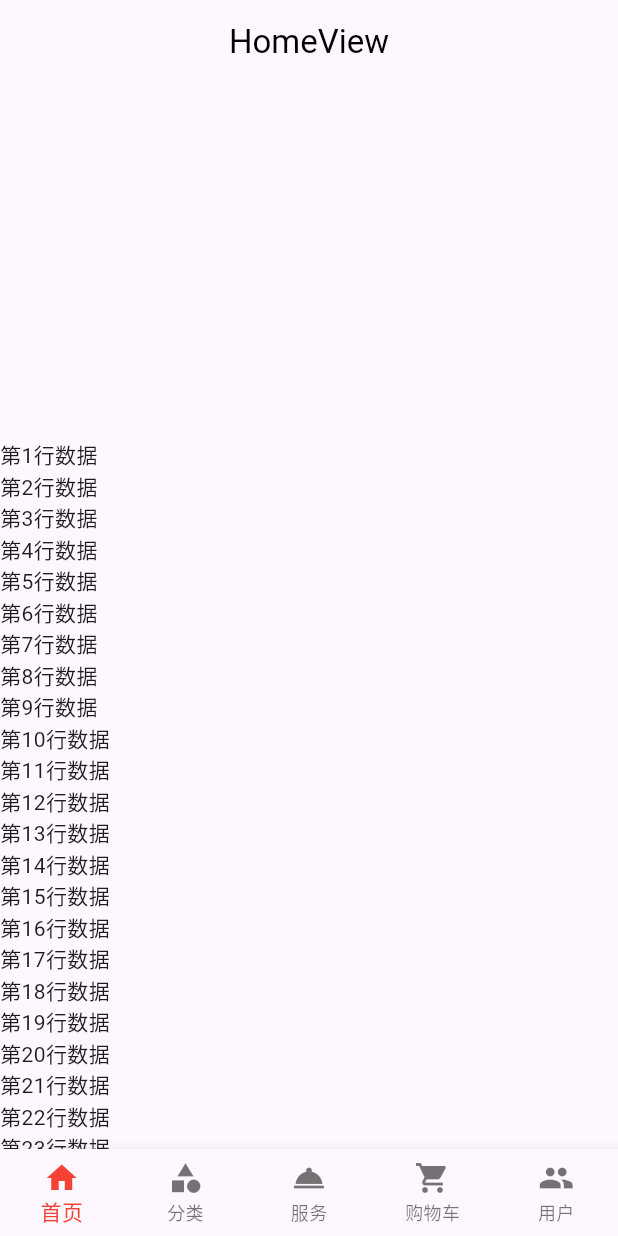
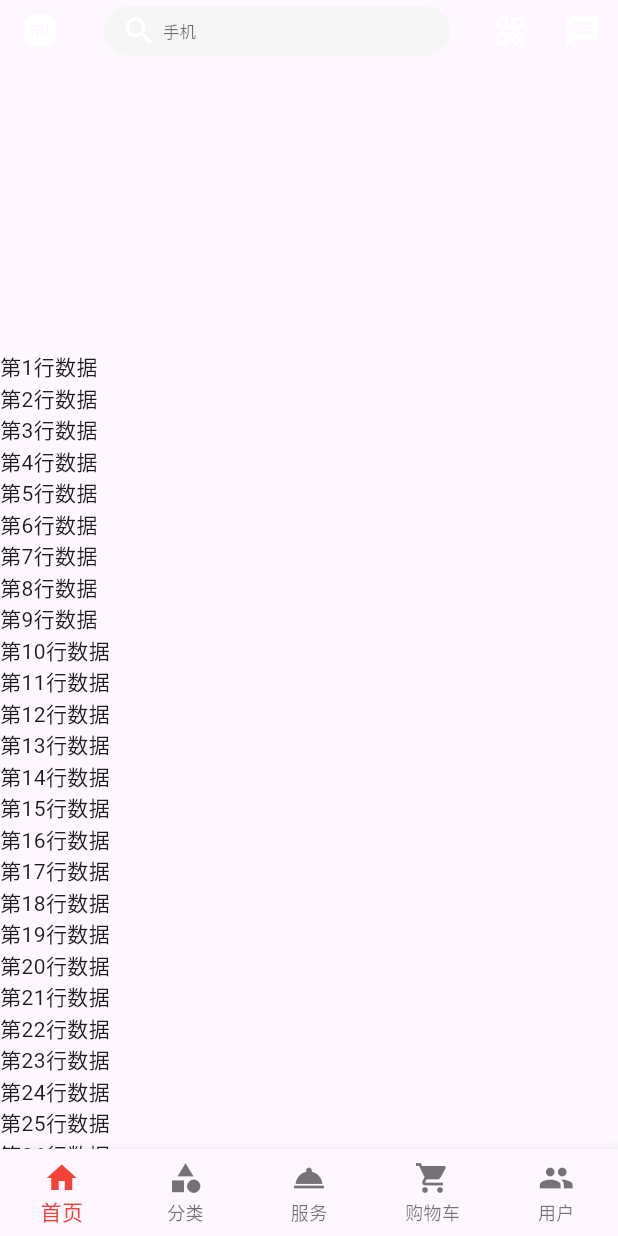
Before and after one commit to baishengye/FlutterLearning, a Flutter app: the screen it shows after launch, on a phone screen of 412 x 824 dp. Run offline on Flutter 3.47's test engine with Material 3 defaults, Android fonts, the phone set to English and light mode, and no system bars; drawn by our look-alikes of card_swiper; our stand-ins replace chewie, connectivity_plus, cookie_jar, device_info_plus, dio, dio_cookie_manager and 16 more; missing offline and left inert: easy_localization_generator, flutter_inappwebview, ftoast, image_picker_platform_interface; generated files the repository leaves out were written again; network calls fail.

Commit message:
feat: appbar动画展示

```diff
--- a/XiaomiShop/lib/app/modules/home/controllers/home_controller.dart
+++ b/XiaomiShop/lib/app/modules/home/controllers/home_controller.dart
@@ -1,17 +1,32 @@
+import 'package:flutter/widgets.dart';
 import 'package:get/get.dart';
 import 'package:xiaomishop/app/utils/network/http/dio_client.dart';
+import 'package:xiaomishop/app/utils/screen_adapter/screen_adapter.dart';
 
 import '../../../data/focus_bean.dart';
 import '../../../utils/network/http/http_request.dart';
 
 class HomeController extends GetxController {
-  //TODO: Implement HomeController
+  final ScrollController listViewScrollController = ScrollController();
+  final RxBool appBarStatus = false.obs;
 
   final RxInt count = 0.obs;
   final RxList<FocusResultBean> focusList = <FocusResultBean>[].obs;
   @override
   void onInit() {
     super.onInit();
+
+    listViewScrollController.addListener(() {
+      if(listViewScrollController.position.pixels <= 10.height &&
+        appBarStatus.value == true){
+        appBarStatus.value = false;
+        update();
+      }else if(listViewScrollController.position.pixels > 10.height &&
+        appBarStatus.value == false){
+        appBarStatus.value = true;
+        update();
+      }
+    });
   }
 
   @override
--- a/XiaomiShop/lib/app/modules/home/views/home_view.dart
+++ b/XiaomiShop/lib/app/modules/home/views/home_view.dart
@@ -3,8 +3,10 @@ import 'package:flutter/cupertino.dart';
 import 'package:flutter/material.dart';
 import 'package:flutter/rendering.dart';
 import 'package:flutter/widgets.dart';
+import 'package:flutter_screenutil/flutter_screenutil.dart';
 
 import 'package:get/get.dart';
+import 'package:xiaomishop/app/utils/icon/xiaomi_icons.dart';
 import 'package:xiaomishop/app/utils/immersive/immersive_util.dart';
 import 'package:xiaomishop/app/utils/keep_alive/keep_alive_wrapper.dart';
 import 'package:xiaomishop/app/utils/log/log_util.dart';
@@ -32,12 +34,59 @@ class HomeView extends GetView<HomeController> {
       top: 0,
       left: 0,
       right: 0,
-      child: AppBar(
-        backgroundColor: Colors.transparent,
-        title: const Text('HomeView', style: TextStyle(color: Colors.black)),
-        centerTitle: true,
-        elevation: 0,
-      ),
+      child: Obx(() => AppBar(
+            toolbarHeight: 120.height,
+            leading: controller.appBarStatus.value
+                ? const Text("")
+                : const Icon(XiaomiIcons.xiaomi, color: Colors.white),
+            leadingWidth: controller.appBarStatus.value ? 40.width : 140.width,
+            backgroundColor: controller.appBarStatus.value
+                ? Colors.white
+                : Colors.transparent,
+            title: InkWell(
+              child: AnimatedContainer(
+                width: controller.appBarStatus.value ? 800.width : 620.width,
+                height: 96.height,
+                decoration: BoxDecoration(
+                    color: const Color.fromRGBO(246, 246, 246, 1),
+                    borderRadius: BorderRadius.circular(30)),
+                duration: const Duration(milliseconds: 600),
+                child: Row(
+                  crossAxisAlignment: CrossAxisAlignment.center,
+                  children: [
+                    Padding(
+                      padding: EdgeInsets.fromLTRB(30.width, 0, 10.width, 0),
+                      child: const Icon(Icons.search, color: Colors.white),
+                    ),
+                    Text(
+                      "手机",
+                      style: TextStyle(color: Colors.black54, fontSize: 32.sp),
+                    )
+                  ],
+                ),
+              ),
+              onTap: (){
+                LogUtil.d("点击搜索");
+              },
+            ),
+            centerTitle: true,
+            elevation: 0,
+        actions: [
+          IconButton(
+              onPressed: () {},
+              icon: Icon(
+                Icons.qr_code,
+                color:
+                controller.appBarStatus.value ? Colors.black87 : Colors.white,
+              )),
+          IconButton(
+              onPressed: () {},
+              icon: Icon(Icons.message,
+                  color: controller.appBarStatus.value
+                      ? Colors.black87
+                      : Colors.white))
+        ],
+          )),
     );
   }
 
@@ -50,6 +99,7 @@ class HomeView extends GetView<HomeController> {
         height: 1.screenHeight,
         width: 1.screenWidth,
         child: ListView.builder(
+            controller: controller.listViewScrollController,
             itemCount: 40,
             itemBuilder: (context, index) {
               if (index == 0) {
--- a/XiaomiShop/lib/main.dart
+++ b/XiaomiShop/lib/main.dart
@@ -21,7 +21,7 @@ class XiaomiShopApp extends StatelessWidget {
 
   @override
   Widget build(BuildContext context) {
-    1.init(context,const Size(1080, 1920));
+    1.init(context,const Size(1080, 2400));
     return GetMaterialApp(
       debugShowCheckedModeBanner: false,
       title: "Application",
--- a/XiaomiShop/pubspec.yaml
+++ b/XiaomiShop/pubspec.yaml
@@ -58,6 +58,6 @@ dev_dependencies:
 flutter:
   uses-material-design: true
   fonts:
-    - family: xiaomiIcon   #指定一个字体名 根据自己的需求定义
+    - family: xiaomiIcons   #指定一个字体名 根据自己的需求定义
       fonts:
         - asset: assets/fonts/iconfont.ttf
```
